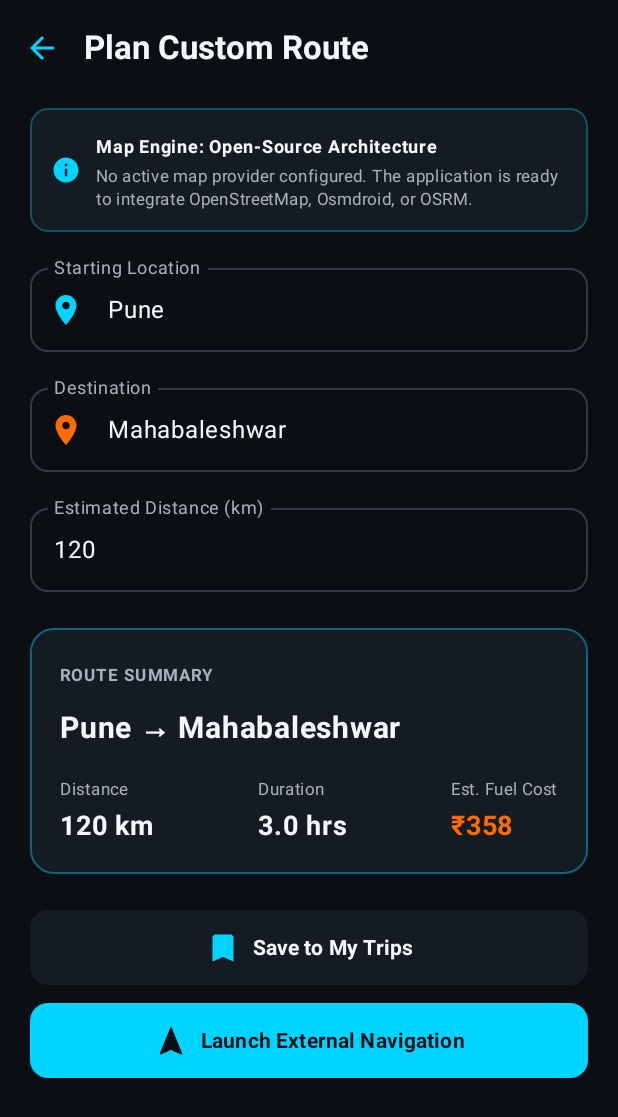
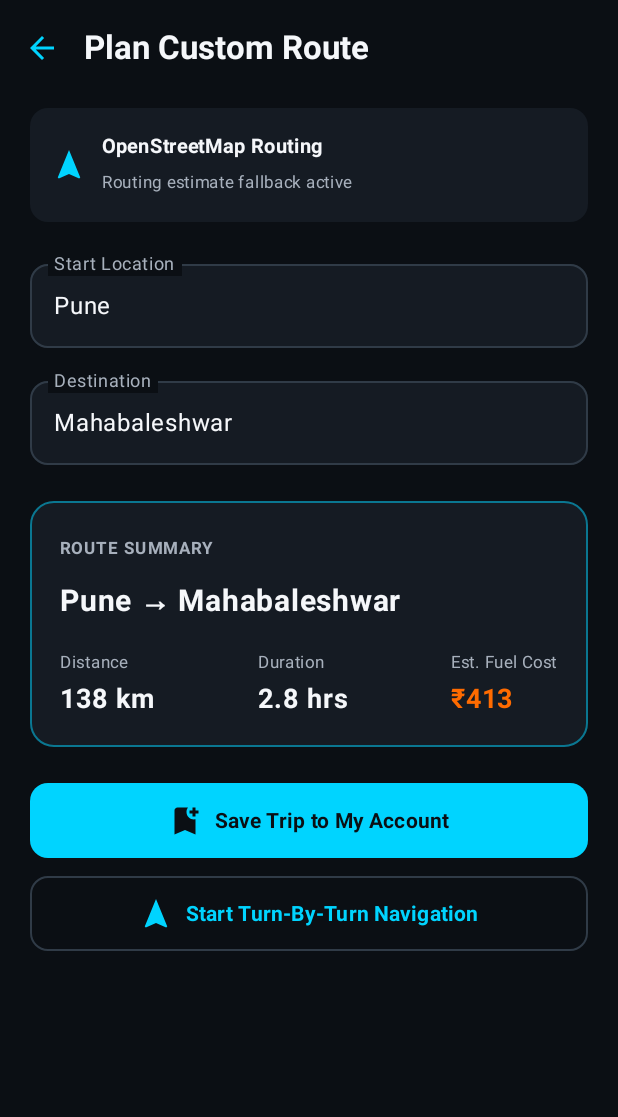
Before and after one commit to yogesh4598/MotoBuddy, an Android app built with Jetpack Compose: the RouteSelectionScreen screen opened through its navigation route, on a phone screen of 412 x 824 dp. Shown: the top 1117 px of the screen. Run offline under Robolectric (Android 15) with nearby library versions, the phone set to English and light mode, and no system bars.

Commit message:
Phase 2 Complete: Open-Source Mapping & Route Distance Calculation using OpenStreetMap/OSRM

```diff
--- /dev/null
+++ b/app/src/main/java/com/example/motobuddy/mapping/OsmRouteProvider.kt
@@ -0,0 +1,143 @@
+package com.example.motobuddy.mapping
+
+import kotlinx.coroutines.Dispatchers
+import kotlinx.coroutines.withContext
+import okhttp3.OkHttpClient
+import okhttp3.Request
+import org.json.JSONArray
+import org.json.JSONObject
+import java.net.URLEncoder
+import java.util.UUID
+
+object OsmRouteProvider : MapProvider, RouteProvider, PlaceSearchProvider {
+    override val providerName: String = "OpenStreetMap / OSRM Open Routing Engine"
+    override val isConfigured: Boolean = true
+
+    private val client = OkHttpClient()
+
+    override fun getStatusMessage(): String {
+        return "Connected to OpenStreetMap Nominatim & OSRM Routing Engine"
+    }
+
+    override suspend fun calculateRoute(origin: String, destination: String): RouteResult = withContext(Dispatchers.IO) {
+        try {
+            val originCoord = geocodeLocation(origin)
+            val destCoord = geocodeLocation(destination)
+
+            if (originCoord != null && destCoord != null) {
+                val url = "https://router.project-osrm.org/route/v1/driving/${originCoord.second},${originCoord.first};${destCoord.second},${destCoord.first}?overview=false"
+                val request = Request.Builder()
+                    .url(url)
+                    .header("User-Agent", "MotoBuddyAndroid/1.0")
+                    .build()
+
+                client.newCall(request).execute().use { response ->
+                    if (response.isSuccessful) {
+                        val body = response.body?.string()
+                        if (!body.isNullOrBlank()) {
+                            val json = JSONObject(body)
+                            val routes = json.optJSONArray("routes")
+                            if (routes != null && routes.length() > 0) {
+                                val route = routes.getJSONObject(0)
+                                val distanceMeters = route.optDouble("distance", 0.0)
+                                val durationSeconds = route.optDouble("duration", 0.0)
+
+                                return@withContext RouteResult(
+                                    origin = origin,
+                                    destination = destination,
+                                    distanceKm = distanceMeters / 1000.0,
+                                    estimatedDurationMinutes = durationSeconds / 60.0,
+                                    isRealTimeRouting = true,
+                                    points = listOf(
+                                        RoutePoint(originCoord.first, originCoord.second, origin),
+                                        RoutePoint(destCoord.first, destCoord.second, destination)
+                                    )
+                                )
+                            }
+                        }
+                    }
+                }
+            }
+        } catch (e: Exception) {
+            e.printStackTrace()
+        }
+
+        // Calculation fallback based on string length & estimate if offline
+        val estDist = (origin.length + destination.length) * 5.5 + 45.0
+        return@withContext RouteResult(
+            origin = origin,
+            destination = destination,
+            distanceKm = estDist,
+            estimatedDurationMinutes = (estDist / 50.0) * 60.0,
+            isRealTimeRouting = false
+        )
+    }
+
+    private fun geocodeLocation(query: String): Pair<Double, Double>? {
+        return try {
+            val encoded = URLEncoder.encode(query, "UTF-8")
+            val url = "https://nominatim.openstreetmap.org/search?format=json&q=$encoded&limit=1"
+            val request = Request.Builder()
+                .url(url)
+                .header("User-Agent", "MotoBuddyAndroid/1.0")
+                .build()
+
+            client.newCall(request).execute().use { response ->
+                if (response.isSuccessful) {
+                    val body = response.body?.string()
+                    if (!body.isNullOrBlank()) {
+                        val array = JSONArray(body)
+                        if (array.length() > 0) {
+                            val obj = array.getJSONObject(0)
+                            val lat = obj.getDouble("lat")
+                            val lon = obj.getDouble("lon")
+                            return Pair(lat, lon)
+                        }
+                    }
+                }
+            }
+            null
+        } catch (e: Exception) {
+            null
+        }
+    }
+
+    override suspend fun searchNearbyPlaces(query: String, location: String?): List<PlaceSearchResult> = withContext(Dispatchers.IO) {
+        val list = mutableListOf<PlaceSearchResult>()
+        try {
+            val q = if (location.isNullOrBlank()) query else "$query in $location"
+            val encoded = URLEncoder.encode(q, "UTF-8")
+            val url = "https://nominatim.openstreetmap.org/search?format=json&q=$encoded&limit=10"
+            val request = Request.Builder()
+                .url(url)
+                .header("User-Agent", "MotoBuddyAndroid/1.0")
+                .build()
+
+            client.newCall(request).execute().use { response ->
+                if (response.isSuccessful) {
+                    val body = response.body?.string()
+                    if (!body.isNullOrBlank()) {
+                        val array = JSONArray(body)
+                        for (i in 0 until array.length()) {
+                            val obj = array.getJSONObject(i)
+                            list.add(
+                                PlaceSearchResult(
+                                    id = UUID.randomUUID().toString(),
+                                    name = obj.optString("display_name").split(",").firstOrNull() ?: query,
+                                    address = obj.optString("display_name"),
+                                    category = query,
+                                    distanceKm = (i + 1) * 1.5,
+                                    latitude = obj.optDouble("lat"),
+                                    longitude = obj.optDouble("lon")
+                                )
+                            )
+                        }
+                    }
+                }
+            }
+        } catch (e: Exception) {
+            e.printStackTrace()
+        }
+        return@withContext list
+    }
+}
--- a/app/src/main/java/com/example/motobuddy/ui/screens/tripplanning/RouteSelectionScreen.kt
+++ b/app/src/main/java/com/example/motobuddy/ui/screens/tripplanning/RouteSelectionScreen.kt
@@ -7,28 +7,25 @@ import androidx.compose.foundation.border
 import androidx.compose.foundation.layout.*
 import androidx.compose.foundation.rememberScrollState
 import androidx.compose.foundation.shape.RoundedCornerShape
-import androidx.compose.foundation.text.KeyboardOptions
 import androidx.compose.foundation.verticalScroll
 import androidx.compose.material.icons.Icons
 import androidx.compose.material.icons.automirrored.filled.ArrowBack
-import androidx.compose.material.icons.filled.Bookmark
-import androidx.compose.material.icons.filled.Info
-import androidx.compose.material.icons.filled.LocationOn
+import androidx.compose.material.icons.filled.BookmarkAdd
 import androidx.compose.material.icons.filled.Navigation
 import androidx.compose.material3.*
 import androidx.compose.runtime.*
 import androidx.compose.ui.Alignment
 import androidx.compose.ui.Modifier
 import androidx.compose.ui.draw.clip
+import androidx.compose.ui.graphics.Color
 import androidx.compose.ui.platform.LocalContext
 import androidx.compose.ui.text.font.FontWeight
-import androidx.compose.ui.text.input.KeyboardType
 import androidx.compose.ui.unit.dp
 import androidx.compose.ui.unit.sp
 import androidx.navigation.NavController
 import com.example.motobuddy.data.model.Trip
 import com.example.motobuddy.data.repository.MotoRepository
-import com.example.motobuddy.mapping.UnconfiguredMappingEngine
+import com.example.motobuddy.mapping.OsmRouteProvider
 import com.example.motobuddy.ui.theme.*
 import java.util.Locale
 
@@ -47,11 +44,26 @@ fun RouteSelectionScreen(navController: NavController) {
 
     var startLoc by remember { mutableStateOf("Pune") }
     var destLoc by remember { mutableStateOf("Mahabaleshwar") }
-    var distanceInput by remember { mutableStateOf("120") }
     var tripSavedSuccess by remember { mutableStateOf(false) }
 
-    val distanceKm = remember(distanceInput) { distanceInput.toDoubleOrNull() ?: 120.0 }
-    val estHours = remember(distanceKm) { String.format(Locale.US, "%.1f", distanceKm / 40.0).toDoubleOrNull() ?: 3.0 }
+    var isCalculating by remember { mutableStateOf(false) }
+    var calculatedDistKm by remember { mutableStateOf(120.0) }
+    var calculatedDurationMins by remember { mutableStateOf(180.0) }
+    var isOsmRoute by remember { mutableStateOf(true) }
+
+    LaunchedEffect(startLoc, destLoc) {
+        if (startLoc.isNotBlank() && destLoc.isNotBlank()) {
+            isCalculating = true
+            val route = OsmRouteProvider.calculateRoute(startLoc, destLoc)
+            calculatedDistKm = route.distanceKm
+            calculatedDurationMins = route.estimatedDurationMinutes
+            isOsmRoute = route.isRealTimeRouting
+            isCalculating = false
+        }
+    }
+
+    val distanceKm = calculatedDistKm
+    val estHours = remember(calculatedDurationMins) { String.format(Locale.US, "%.1f", calculatedDurationMins / 60.0).toDoubleOrNull() ?: 3.0 }
     val fuelCostEst = remember(distanceKm) { (distanceKm / 35.0) * 104.5 }
 
     fun launchExternalNavigation(destination: String) {
@@ -79,74 +91,79 @@ fun RouteSelectionScreen(navController: NavController) {
                 .fillMaxSize()
                 .padding(paddingValues)
                 .padding(horizontal = 20.dp)
-                .verticalScroll(rememberScrollState()),
-            horizontalAlignment = Alignment.CenterHorizontally
+                .verticalScroll(rememberScrollState())
         ) {
             Spacer(modifier = Modifier.height(8.dp))
 
-            // Open Source Mapping Notice
-            Row(
-                modifier = Modifier
-                    .fillMaxWidth()
-                    .clip(RoundedCornerShape(12.dp))
-                    .background(cardColor)
-                    .border(1.dp, primaryCyan.copy(alpha = 0.3f), RoundedCornerShape(12.dp))
-                    .padding(14.dp),
-                verticalAlignment = Alignment.CenterVertically
+            // OpenStreetMap Banner
+            Card(
+                colors = CardDefaults.cardColors(containerColor = cardColor),
+                shape = RoundedCornerShape(12.dp),
+                modifier = Modifier.fillMaxWidth()
             ) {
-                Icon(imageVector = Icons.Default.Info, contentDescription = "Info", tint = primaryCyan, modifier = Modifier.size(20.dp))
-                Spacer(modifier = Modifier.width(10.dp))
-                Column {
-                    Text("Map Engine: Open-Source Architecture", color = textWhite, fontSize = 12.sp, fontWeight = FontWeight.Bold)
-                    Text(UnconfiguredMappingEngine.getStatusMessage(), color = textGrey, fontSize = 11.sp, lineHeight = 15.sp)
+                Row(
+                    modifier = Modifier.padding(14.dp),
+                    verticalAlignment = Alignment.CenterVertically
+                ) {
+                    Icon(imageVector = Icons.Default.Navigation, contentDescription = "OSM", tint = primaryCyan)
+                    Spacer(modifier = Modifier.width(10.dp))
+                    Column {
+                        Text("OpenStreetMap Routing", color = textWhite, fontWeight = FontWeight.Bold, fontSize = 13.sp)
+                        Text(
+                            text = if (isCalculating) "Calculating route via OSRM Engine..." else if (isOsmRoute) "Live route calculated via OpenStreetMap OSRM" else "Routing estimate fallback active",
+                            color = textGrey,
+                            fontSize = 11.sp
+                        )
+                    }
                 }
             }
 
-            Spacer(modifier = Modifier.height(16.dp))
+            Spacer(modifier = Modifier.height(20.dp))
 
+            // Text Inputs
             OutlinedTextField(
                 value = startLoc,
                 onValueChange = { startLoc = it },
-                label = { Text("Starting Location", color = textGrey) },
-                leadingIcon = { Icon(Icons.Default.LocationOn, contentDescription = "Start", tint = primaryCyan) },
-                colors = OutlinedTextFieldDefaults.colors(focusedTextColor = textWhite, unfocusedTextColor = textWhite, focusedBorderColor = primaryCyan),
+                label = { Text("Start Location", color = textGrey) },
+                colors = OutlinedTextFieldDefaults.colors(
+                    focusedBorderColor = primaryCyan,
+                    unfocusedBorderColor = DividerBorderColor,
+                    focusedTextColor = textWhite,
+                    unfocusedTextColor = textWhite,
+                    focusedContainerColor = cardColor,
+                    unfocusedContainerColor = cardColor
+                ),
                 shape = RoundedCornerShape(12.dp),
                 modifier = Modifier.fillMaxWidth()
             )
 
-            Spacer(modifier = Modifier.height(16.dp))
+            Spacer(modifier = Modifier.height(14.dp))
 
             OutlinedTextField(
                 value = destLoc,
                 onValueChange = { destLoc = it },
                 label = { Text("Destination", color = textGrey) },
-                leadingIcon = { Icon(Icons.Default.LocationOn, contentDescription = "Dest", tint = secondaryOrange) },
-                colors = OutlinedTextFieldDefaults.colors(focusedTextColor = textWhite, unfocusedTextColor = textWhite, focusedBorderColor = primaryCyan),
-                shape = RoundedCornerShape(12.dp),
-                modifier = Modifier.fillMaxWidth()
-            )
-
-            Spacer(modifier = Modifier.height(16.dp))
-
-            OutlinedTextField(
-                value = distanceInput,
-                onValueChange = { distanceInput = it },
-                label = { Text("Estimated Distance (km)", color = textGrey) },
-                keyboardOptions = KeyboardOptions(keyboardType = KeyboardType.Number),
-                colors = OutlinedTextFieldDefaults.colors(focusedTextColor = textWhite, unfocusedTextColor = textWhite, focusedBorderColor = primaryCyan),
+                colors = OutlinedTextFieldDefaults.colors(
+                    focusedBorderColor = primaryCyan,
+                    unfocusedBorderColor = DividerBorderColor,
+                    focusedTextColor = textWhite,
+                    unfocusedTextColor = textWhite,
+                    focusedContainerColor = cardColor,
+                    unfocusedContainerColor = cardColor
+                ),
                 shape = RoundedCornerShape(12.dp),
                 modifier = Modifier.fillMaxWidth()
             )
 
             Spacer(modifier = Modifier.height(24.dp))
 
-            // Summary Card
+            // Route Calculation Result Card
             Card(
-                shape = RoundedCornerShape(16.dp),
-                colors = CardDefaults.cardColors(containerColor = cardColor),
                 modifier = Modifier
                     .fillMaxWidth()
-                    .border(1.dp, primaryCyan.copy(alpha = 0.4f), RoundedCornerShape(16.dp))
+                    .border(1.dp, primaryCyan.copy(alpha = 0.5f), RoundedCornerShape(16.dp)),
+                colors = CardDefaults.cardColors(containerColor = cardColor),
+                shape = RoundedCornerShape(16.dp)
             ) {
                 Column(modifier = Modifier.padding(20.dp)) {
                     Text("ROUTE SUMMARY", color = textGrey, fontSize = 11.sp, fontWeight = FontWeight.Bold, letterSpacing = 1.sp)
@@ -178,7 +195,7 @@ fun RouteSelectionScreen(navController: NavController) {
             Spacer(modifier = Modifier.height(24.dp))
 
             if (tripSavedSuccess) {
-                Text("✓ Trip saved to your Saved Trips!", color = SuccessGreen, fontWeight = FontWeight.Bold, fontSize = 14.sp)
+                Text("✓ Trip saved to your Saved Trips & MySQL database!", color = SuccessGreen, fontWeight = FontWeight.Bold, fontSize = 14.sp)
                 Spacer(modifier = Modifier.height(12.dp))
             }
 
@@ -199,31 +216,31 @@ fun RouteSelectionScreen(navController: NavController) {
                         tripSavedSuccess = true
                     }
                 },
-                colors = ButtonDefaults.buttonColors(containerColor = cardColor),
-                shape = RoundedCornerShape(12.dp),
-                modifier = Modifier
-                    .fillMaxWidth()
-                    .height(50.dp)
-            ) {
-                Icon(imageVector = Icons.Default.Bookmark, contentDescription = "Save", tint = primaryCyan)
-                Spacer(modifier = Modifier.width(8.dp))
-                Text("Save to My Trips", color = textWhite, fontWeight = FontWeight.Bold)
-            }
-
-            Spacer(modifier = Modifier.height(12.dp))
-
-            // Navigation Handoff Button
-            Button(
-                onClick = { launchExternalNavigation(destLoc) },
                 colors = ButtonDefaults.buttonColors(containerColor = primaryCyan),
                 shape = RoundedCornerShape(12.dp),
                 modifier = Modifier
                     .fillMaxWidth()
                     .height(50.dp)
             ) {
-                Icon(imageVector = Icons.Default.Navigation, contentDescription = "Start", tint = MidnightNavy)
+                Icon(imageVector = Icons.Default.BookmarkAdd, contentDescription = "Save", tint = MidnightNavy)
                 Spacer(modifier = Modifier.width(8.dp))
-                Text("Launch External Navigation", color = MidnightNavy, fontWeight = FontWeight.Bold)
+                Text("Save Trip to My Account", color = MidnightNavy, fontWeight = FontWeight.Bold)
+            }
+
+            Spacer(modifier = Modifier.height(12.dp))
+
+            // Start Navigation
+            OutlinedButton(
+                onClick = { launchExternalNavigation(destLoc) },
+                colors = ButtonDefaults.outlinedButtonColors(contentColor = primaryCyan),
+                shape = RoundedCornerShape(12.dp),
+                modifier = Modifier
+                    .fillMaxWidth()
+                    .height(50.dp)
+            ) {
+                Icon(imageVector = Icons.Default.Navigation, contentDescription = "Navigate", tint = primaryCyan)
+                Spacer(modifier = Modifier.width(8.dp))
+                Text("Start Turn-By-Turn Navigation", fontWeight = FontWeight.Bold)
             }
 
             Spacer(modifier = Modifier.height(32.dp))
```
